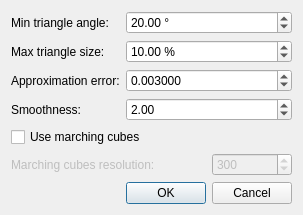
The window that Surface_reconstruction_points_3/demo/Surface_reconstruction_points_3/Point_set_demo/Point_set_demo_APSS_reconstruction_plugin.ui (CGAL/cgal) describes before a commit, drawn with Qt 5.
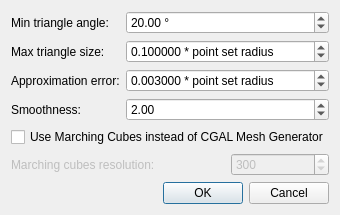
The same window after the commit.

Commit message: Improvements to the Qt Point Set demo:

Diff of the .ui file:
```diff
--- a/Surface_reconstruction_points_3/demo/Surface_reconstruction_points_3/Point_set_demo/Point_set_demo_APSS_reconstruction_plugin.ui
+++ b/Surface_reconstruction_points_3/demo/Surface_reconstruction_points_3/Point_set_demo/Point_set_demo_APSS_reconstruction_plugin.ui
@@ -44,25 +44,25 @@
      </property>
     </widget>
    </item>
-   <item row="1" column="1" colspan="2">
-    <widget class="QDoubleSpinBox" name="m_inputRadius">
-     <property name="suffix">
-      <string> %</string>
+   <item row="1" column="1" colspan="2" >
+    <widget class="QDoubleSpinBox" name="m_inputRadius" >
+     <property name="suffix" >
+      <string> * point set radius</string>
      </property>
-     <property name="decimals">
-      <number>2</number>
+     <property name="decimals" >
+      <number>6</number>
      </property>
-     <property name="minimum">
-      <double>1.000000000000000</double>
+     <property name="minimum" >
+      <double>0.010000000000000</double>
      </property>
-     <property name="maximum">
-      <double>100.000000000000000</double>
-     </property>
-     <property name="singleStep">
+     <property name="maximum" >
       <double>1.000000000000000</double>
      </property>
-     <property name="value">
-      <double>10.000000000000000</double>
+     <property name="singleStep" >
+      <double>0.010000000000000</double>
+     </property>
+     <property name="value" >
+      <double>0.100000000000000</double>
      </property>
     </widget>
    </item>
@@ -73,16 +73,19 @@
      </property>
     </widget>
    </item>
-   <item row="2" column="1" colspan="2">
-    <widget class="QDoubleSpinBox" name="m_inputDistance">
-     <property name="decimals">
+   <item row="2" column="1" colspan="2" >
+    <widget class="QDoubleSpinBox" name="m_inputDistance" >
+     <property name="suffix" >
+      <string> * point set radius</string>
+     </property>
+     <property name="decimals" >
       <number>6</number>
      </property>
      <property name="minimum">
       <double>0.001000000000000</double>
      </property>
-     <property name="maximum">
-      <double>0.010000000000000</double>
+     <property name="maximum" >
+      <double>0.015000000000000</double>
      </property>
      <property name="singleStep">
       <double>0.001000000000000</double>
@@ -120,8 +123,8 @@
      <property name="enabled">
       <bool>true</bool>
      </property>
-     <property name="text">
-      <string>Use marching cubes</string>
+     <property name="text" >
+      <string>Use Marching Cubes instead of CGAL Mesh Generator</string>
      </property>
     </widget>
    </item>
```
Left out of the diff: 129 changed lines with no effect on the pictures. The commit also changes 25 other files.
